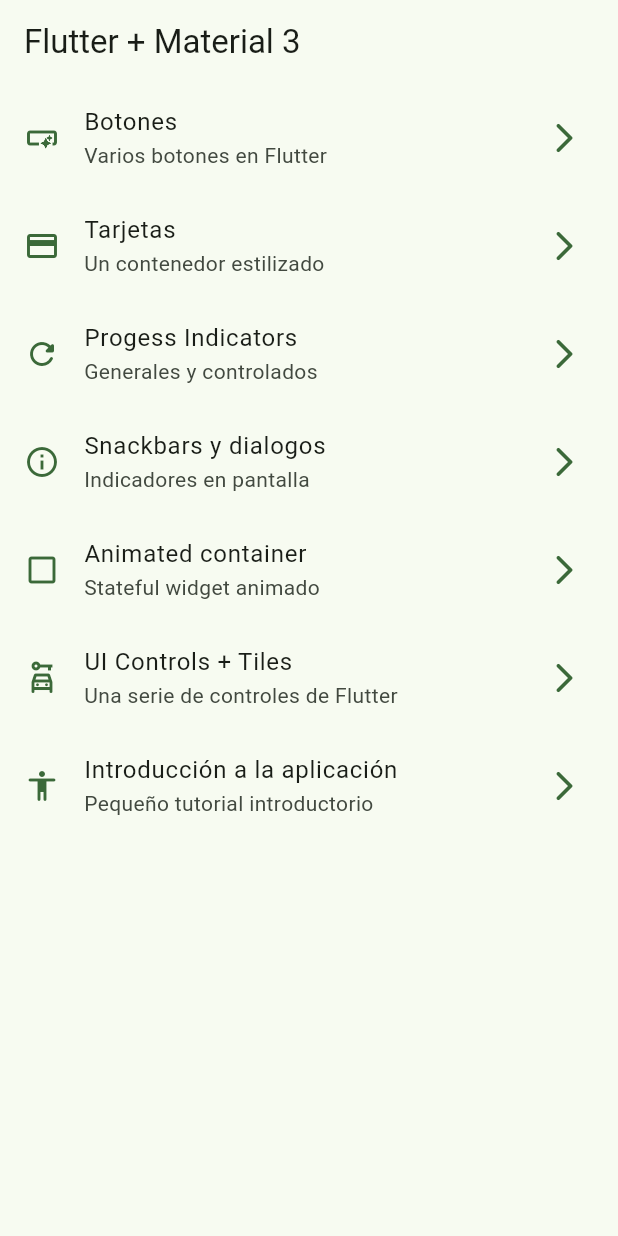
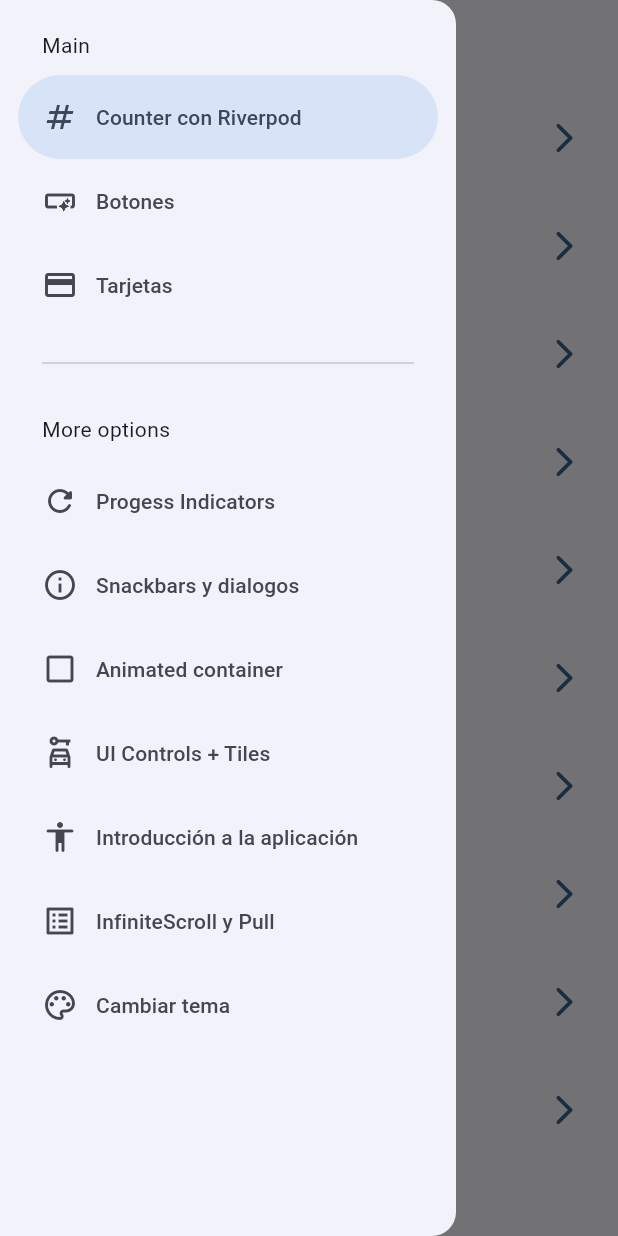
Before and after one commit to Tech-Code1/widgets_app, a Flutter app: the screen it shows after launch, with the side drawer open (before the commit the screen has no drawer), on a phone screen of 412 x 824 dp. Run offline on Flutter 3.47's test engine with Material 3 defaults, Android fonts, the phone set to English and light mode, and no system bars; our stand-ins replace animate_do, flutter_riverpod, go_router.

Commit message:
themes added

```diff
--- a/lib/config/router/app_route.dart
+++ b/lib/config/router/app_route.dart
@@ -1,6 +1,7 @@
 
 import 'package:go_router/go_router.dart';
 import 'package:widgets_app/presentation/screens/screen.dart';
+import 'package:widgets_app/presentation/screens/theme_changer/theme_changer_screen.dart';
 
 final appRouter = GoRouter(
   initialLocation: '/',
@@ -45,5 +46,20 @@ final appRouter = GoRouter(
       name: AppTutorialScreen.name,
       builder: (context, state) => const AppTutorialScreen(),
     ),
+    GoRoute(
+      path: '/infinite',
+      name: InfiniteScrollScreen.name,
+      builder: (context, state) => const InfiniteScrollScreen(),
+    ),
+    GoRoute(
+      path: '/counter',
+      name: CounterScreen.name,
+      builder: (context, state) => const CounterScreen(),
+    ),
+    GoRoute(
+      path: '/theme-change',
+      name: ThemeChangerScreen.name,
+      builder: (context, state) => const ThemeChangerScreen(),
+    ),
   ]
 );
--- a/lib/config/theme/app_theme.dart
+++ b/lib/config/theme/app_theme.dart
@@ -21,9 +21,11 @@ const colorList = <Color>[
 class AppTheme {
 
   final int selectedColor;
+  final bool isDarkMode;
 
   AppTheme({
-    this.selectedColor = 0
+    this.selectedColor = 0,
+    required this.isDarkMode
   }) : assert(
     selectedColor >= 0, 'Selected color must be greater than 0'
    ),
@@ -37,5 +39,6 @@ class AppTheme {
     appBarTheme: const AppBarTheme(
       centerTitle: false,
     ),
+    brightness: isDarkMode ? Brightness.dark : Brightness.light,
   );
 }
--- a/lib/main.dart
+++ b/lib/main.dart
@@ -1,21 +1,31 @@
 import 'package:flutter/material.dart';
+import 'package:flutter_riverpod/flutter_riverpod.dart';
 import 'package:widgets_app/config/router/app_route.dart';
 import 'package:widgets_app/config/theme/app_theme.dart';
+import 'package:widgets_app/presentation/providers/providers.dart';
 
 void main() {
-  runApp(const MainApp());
+  runApp(
+    const ProviderScope(
+      child: MainApp()
+    )
+  );
 }
 
-class MainApp extends StatelessWidget {
+class MainApp extends ConsumerWidget {
   const MainApp({super.key});
 
   @override
-  Widget build(BuildContext context) {
+  Widget build(BuildContext context, WidgetRef ref) {
+
+    final bool isDarkMode = ref.watch(isDarkmodeProvider);
+    final int selectedColor = ref.watch(selectedColorProvider);
+
     return MaterialApp.router(
       title: 'Flutter Widgets',
       routerConfig: appRouter,
       debugShowCheckedModeBanner: false,
-      theme: AppTheme( selectedColor: 2 ).getTheme(),
+      theme: AppTheme( selectedColor: selectedColor, isDarkMode: isDarkMode ).getTheme(),
     );
   }
 }
--- a/lib/menu/menu_items.dart
+++ b/lib/menu/menu_items.dart
@@ -22,6 +22,12 @@ class MenuItem extends StatelessWidget {
 }
 
 const appMenuItems = <MenuItem>[
+  MenuItem(
+    title: 'Counter con Riverpod',
+    subtitle: 'Introducción a riverpod',
+    link: '/counter',
+    icon: Icons.numbers,
+  ),
   MenuItem(
     title: 'Botones',
     subtitle: 'Varios botones en Flutter',
@@ -64,4 +70,16 @@ const appMenuItems = <MenuItem>[
     link: '/tutorial',
     icon: Icons.accessibility_rounded,
   ),
+  MenuItem(
+    title: 'InfiniteScroll y Pull',
+    subtitle: 'Vistas infinitas y pull to refresh',
+    link: '/infinite',
+    icon: Icons.list_alt_outlined,
+  ),
+  MenuItem(
+    title: 'Cambiar tema',
+    subtitle: 'Cambiar tema de la aplicación',
+    link: '/theme-change',
+    icon: Icons.color_lens_outlined,
+  ),
 ];
--- /dev/null
+++ b/lib/presentation/providers/counter_provider.dart
@@ -0,0 +1,3 @@
+import 'package:flutter_riverpod/flutter_riverpod.dart';
+
+final counterProvider = StateProvider((ref) => 5);
--- /dev/null
+++ b/lib/presentation/providers/providers.dart
@@ -0,0 +1,2 @@
+export 'package:widgets_app/presentation/providers/counter_provider.dart';
+export 'package:widgets_app/presentation/providers/theme_provider.dart';
--- /dev/null
+++ b/lib/presentation/providers/theme_provider.dart
@@ -0,0 +1,11 @@
+import 'package:flutter_riverpod/flutter_riverpod.dart';
+import 'package:widgets_app/config/theme/app_theme.dart';
+
+// Listado de colores inmutable
+final colorListProvider = Provider((ref) => colorList);
+
+// Un simple boolean
+final isDarkmodeProvider = StateProvider<bool>((ref) => false);
+
+// Un simple int
+final selectedColorProvider = StateProvider<int>((ref) => 0);
--- a/lib/presentation/screens/home/home_screen.dart
+++ b/lib/presentation/screens/home/home_screen.dart
@@ -1,6 +1,7 @@
 import 'package:flutter/material.dart';
 import 'package:go_router/go_router.dart';
 import 'package:widgets_app/menu/menu_items.dart';
+import 'package:widgets_app/presentation/widgets/side_menu.dart';
 
 class HomeScreen extends StatelessWidget {
 
@@ -10,11 +11,16 @@ class HomeScreen extends StatelessWidget {
 
   @override
   Widget build(BuildContext context) {
+
+    final scaffolfKey = GlobalKey<ScaffoldState>();
+
     return Scaffold(
+      key: scaffolfKey,
       appBar: AppBar(
         title: const Text('Flutter + Material 3'),
       ),
       body: const _HomeView(),
+      drawer: SideMenu(scafoldKey: scaffolfKey),
     );
   }
 }
--- a/lib/presentation/screens/screen.dart
+++ b/lib/presentation/screens/screen.dart
@@ -2,6 +2,7 @@ export 'package:widgets_app/presentation/screens/animated/animated_screen.dart';
 export 'package:widgets_app/presentation/screens/app_tutorial/app_tutorial_sreen.dart';
 export 'package:widgets_app/presentation/screens/buttons/buttons_screen.dart';
 export 'package:widgets_app/presentation/screens/cards/cards_screem.dart';
+export 'package:widgets_app/presentation/screens/counter/counter_screen.dart';
 export 'package:widgets_app/presentation/screens/home/home_screen.dart';
 export 'package:widgets_app/presentation/screens/infinite_scroll/infinite_scroll_screen.dart';
 export 'package:widgets_app/presentation/screens/progress/progress_screen.dart';
--- /dev/null
+++ b/lib/presentation/widgets/side_menu.dart
@@ -0,0 +1,69 @@
+import 'package:flutter/material.dart';
+import 'package:go_router/go_router.dart';
+import 'package:widgets_app/menu/menu_items.dart';
+
+class SideMenu extends StatefulWidget {
+
+  final GlobalKey<ScaffoldState> scafoldKey;
+
+  const SideMenu({super.key, required this.scafoldKey});
+
+  @override
+  State<SideMenu> createState() => _SideMenuState();
+}
+
+class _SideMenuState extends State<SideMenu> {
+
+  int navDrawerIndex = 0;
+
+  @override
+  Widget build(BuildContext context) {
+
+
+    final hasNotch = MediaQuery.of(context).viewPadding.top > 35;
+
+    return NavigationDrawer(
+      selectedIndex: navDrawerIndex,
+      onDestinationSelected: (value) {
+
+        setState(() {
+          navDrawerIndex = value;
+        });
+
+        final menuItem = appMenuItems[value];
+
+        context.push(menuItem.link);
+        widget.scafoldKey.currentState?.closeDrawer();
+      },
+      children: [
+        Padding(
+          padding: EdgeInsets.fromLTRB(28, hasNotch ? 0 : 20, 16, 10),
+          child: Text('Main'),
+        ),
+        ...appMenuItems
+        .sublist(0,3)
+        .map((item) => NavigationDrawerDestination(
+          icon: Icon(item.icon),
+          label: Text(item.title),
+        )),
+
+        const Padding(
+          padding: const EdgeInsets.fromLTRB(28, 16, 28, 10),
+          child: Divider(),
+        ),
+
+        const Padding(
+          padding: const EdgeInsets.fromLTRB(28, 16, 28, 10),
+          child: Text('More options'),
+        ),
+
+        ...appMenuItems
+        .sublist(3)
+        .map((item) => NavigationDrawerDestination(
+          icon: Icon(item.icon),
+          label: Text(item.title),
+        )),
+      ]
+    );
+  }
+}
--- a/pubspec.yaml
+++ b/pubspec.yaml
@@ -10,6 +10,7 @@ dependencies:
   animate_do: ^3.3.4
   flutter:
     sdk: flutter
+  flutter_riverpod: ^2.5.1
   go_router: ^13.2.1
 
 dev_dependencies:
```
Also changed, not shown: lib/presentation/screens/counter/counter_screen.dart (added, +39 -0 lines), lib/presentation/screens/infinite_scroll/infinite_scroll_screen.dart (+119 -2 lines), lib/presentation/screens/theme_changer/theme_changer_screen.dart (added, +63 -0 lines), pubspec.lock.
